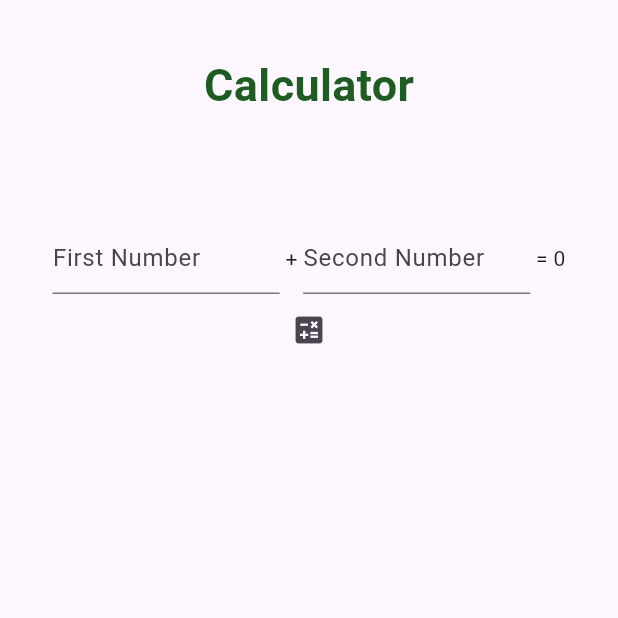
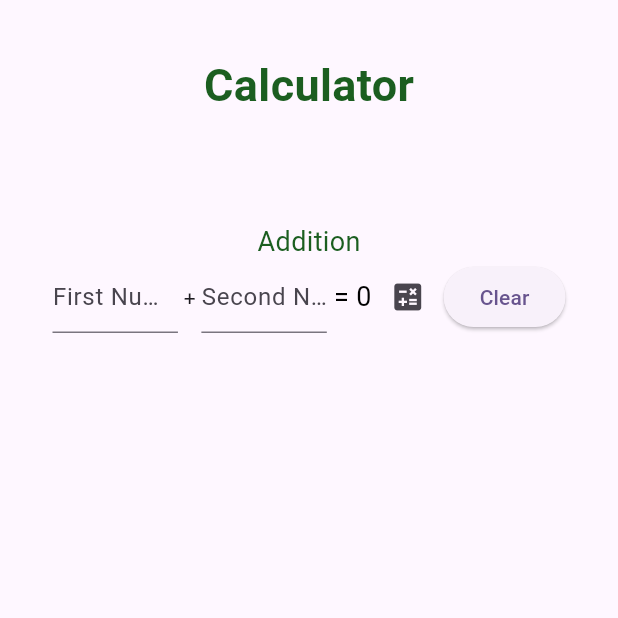
Before and after one commit to aaron-azarcon/Mobile-Calculator_CCS-206, a Flutter app: the screen it shows after launch, on a phone screen of 412 x 824 dp, the top half of it. Run offline on Flutter 3.47's test engine with Material 3 defaults, Android fonts, the phone set to English and light mode, and no system bars.

Commit message:
Modified Positioning in Addition Row

```diff
--- a/lib/main.dart
+++ b/lib/main.dart
@@ -54,6 +54,14 @@ class _CalculatorScreenState extends State<CalculatorScreen> {
 
             const SizedBox(height: 70),
 
+            Text(
+              "Addition",
+              style: TextStyle(
+                fontSize: 18,
+                color: Colors.green[900],
+              ),
+            ),
+
             Row(
               mainAxisAlignment: MainAxisAlignment.spaceAround,
               children: [
@@ -80,9 +88,15 @@ class _CalculatorScreenState extends State<CalculatorScreen> {
                     },
                   ),
                 ),
-                Text(' = $sum'),
-              ],
+                Text(
+                    ' = $sum',
+                    style: const TextStyle(
+                    fontSize: 18,
+                    color: Colors.black,
                   ),
+                ),
+
+                // 3.a Add an IconButton here
                 IconButton(
                   icon: const Icon(Icons.calculate),
                   onPressed: () {
@@ -91,7 +105,25 @@ class _CalculatorScreenState extends State<CalculatorScreen> {
                     });
                   },
                 ),
-            // Other operations can be added here for subtraction, multiplication, and division.
+                // 3.b Add clear button here
+                ElevatedButton(
+                  onPressed: () {
+                  },
+                  style: ElevatedButton.styleFrom(
+                    shape: RoundedRectangleBorder(
+                      borderRadius: BorderRadius.circular(30),
+                    ),
+                  ),
+                  child: const Text("Clear"),
+                )
+              ],
+            ),
+            // 3.c - Add the other operations
+            // Minus Row
+
+            // Multiplication Row
+
+            // Division Row
           ],
         ),
       ),
```
Lines whose indentation alone changed are shown as unchanged.
